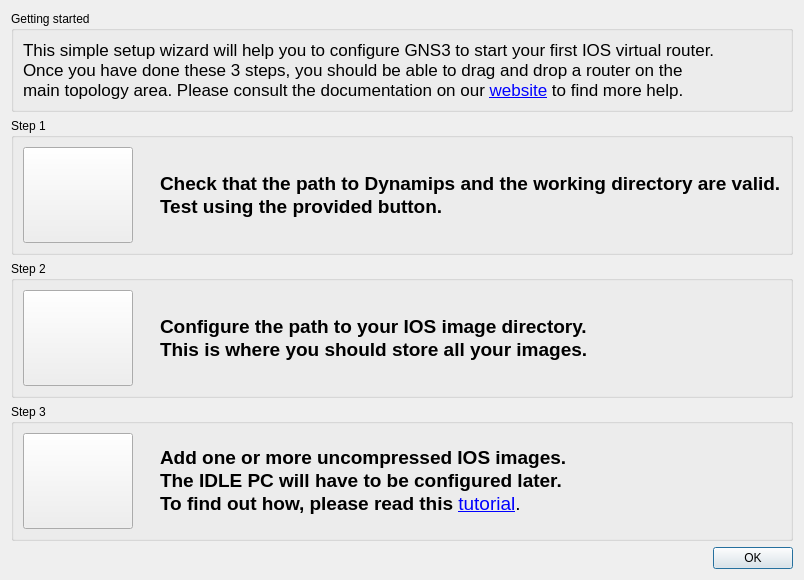
Before: the Qt Designer form src/GNS3/Ui/Form_Wizard.ui in GNS3/gns3-legacy, drawn with Qt 5.
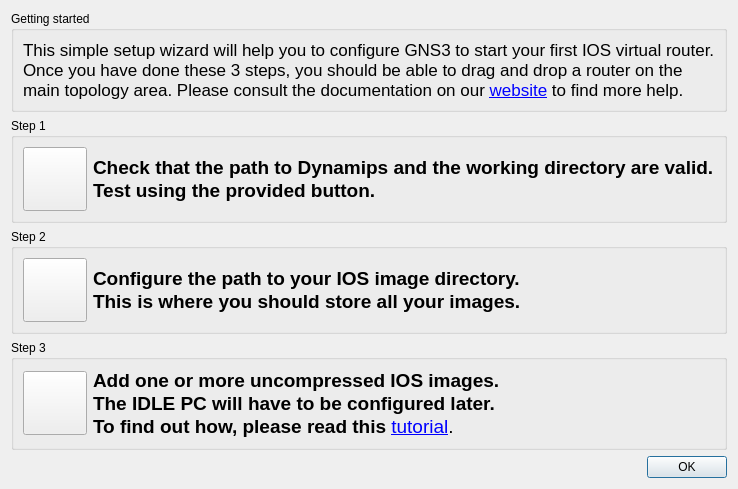
After: the same form once the commit is applied. Icons and pictures are not drawn.

Commit message: Resized Wizard Window

```diff
--- a/src/GNS3/Ui/Form_Wizard.ui
+++ b/src/GNS3/Ui/Form_Wizard.ui
@@ -6,8 +6,8 @@
    <rect>
     <x>0</x>
     <y>0</y>
-    <width>658</width>
-    <height>541</height>
+    <width>642</width>
+    <height>445</height>
    </rect>
   </property>
   <property name="windowTitle">
@@ -28,14 +28,14 @@
        <widget class="QPushButton" name="pushButton_Step1">
         <property name="sizePolicy">
          <sizepolicy hsizetype="Fixed" vsizetype="Fixed">
-          <horstretch>110</horstretch>
-          <verstretch>96</verstretch>
+          <horstretch>64</horstretch>
+          <verstretch>64</verstretch>
          </sizepolicy>
         </property>
         <property name="minimumSize">
          <size>
-          <width>110</width>
-          <height>96</height>
+          <width>64</width>
+          <height>64</height>
          </size>
         </property>
         <property name="text">
@@ -47,28 +47,12 @@
         </property>
         <property name="iconSize">
          <size>
-          <width>64</width>
-          <height>64</height>
+          <width>32</width>
+          <height>32</height>
          </size>
         </property>
        </widget>
       </item>
-      <item>
-       <spacer>
-        <property name="orientation">
-         <enum>Qt::Horizontal</enum>
-        </property>
-        <property name="sizeType">
-         <enum>QSizePolicy::Minimum</enum>
-        </property>
-        <property name="sizeHint" stdset="0">
-         <size>
-          <width>21</width>
-          <height>20</height>
-         </size>
-        </property>
-       </spacer>
-      </item>
       <item>
        <widget class="QLabel" name="label">
         <property name="text">
@@ -107,14 +91,14 @@
        <widget class="QPushButton" name="pushButton_Step2">
         <property name="sizePolicy">
          <sizepolicy hsizetype="Fixed" vsizetype="Fixed">
-          <horstretch>110</horstretch>
-          <verstretch>96</verstretch>
+          <horstretch>64</horstretch>
+          <verstretch>64</verstretch>
          </sizepolicy>
         </property>
         <property name="minimumSize">
          <size>
-          <width>110</width>
-          <height>96</height>
+          <width>64</width>
+          <height>64</height>
          </size>
         </property>
         <property name="text">
@@ -126,28 +110,12 @@
         </property>
         <property name="iconSize">
          <size>
-          <width>64</width>
-          <height>64</height>
+          <width>32</width>
+          <height>32</height>
          </size>
         </property>
        </widget>
       </item>
-      <item>
-       <spacer>
-        <property name="orientation">
-         <enum>Qt::Horizontal</enum>
-        </property>
-        <property name="sizeType">
-         <enum>QSizePolicy::Minimum</enum>
-        </property>
-        <property name="sizeHint" stdset="0">
-         <size>
-          <width>21</width>
-          <height>20</height>
-         </size>
-        </property>
-       </spacer>
-      </item>
       <item>
        <widget class="QLabel" name="label_3">
         <property name="text">
@@ -186,14 +154,14 @@
        <widget class="QPushButton" name="pushButton_Step3">
         <property name="sizePolicy">
          <sizepolicy hsizetype="Fixed" vsizetype="Fixed">
-          <horstretch>110</horstretch>
-          <verstretch>96</verstretch>
+          <horstretch>64</horstretch>
+          <verstretch>64</verstretch>
          </sizepolicy>
         </property>
         <property name="minimumSize">
          <size>
-          <width>110</width>
-          <height>96</height>
+          <width>64</width>
+          <height>64</height>
          </size>
         </property>
         <property name="text">
@@ -205,28 +173,12 @@
         </property>
         <property name="iconSize">
          <size>
-          <width>64</width>
-          <height>64</height>
+          <width>32</width>
+          <height>32</height>
          </size>
         </property>
        </widget>
       </item>
-      <item>
-       <spacer>
-        <property name="orientation">
-         <enum>Qt::Horizontal</enum>
-        </property>
-        <property name="sizeType">
-         <enum>QSizePolicy::Minimum</enum>
-        </property>
-        <property name="sizeHint" stdset="0">
-         <size>
-          <width>21</width>
-          <height>20</height>
-         </size>
-        </property>
-       </spacer>
-      </item>
       <item>
        <widget class="QLabel" name="label_4">
         <property name="text">
```
The commit also changes 2 other files.
